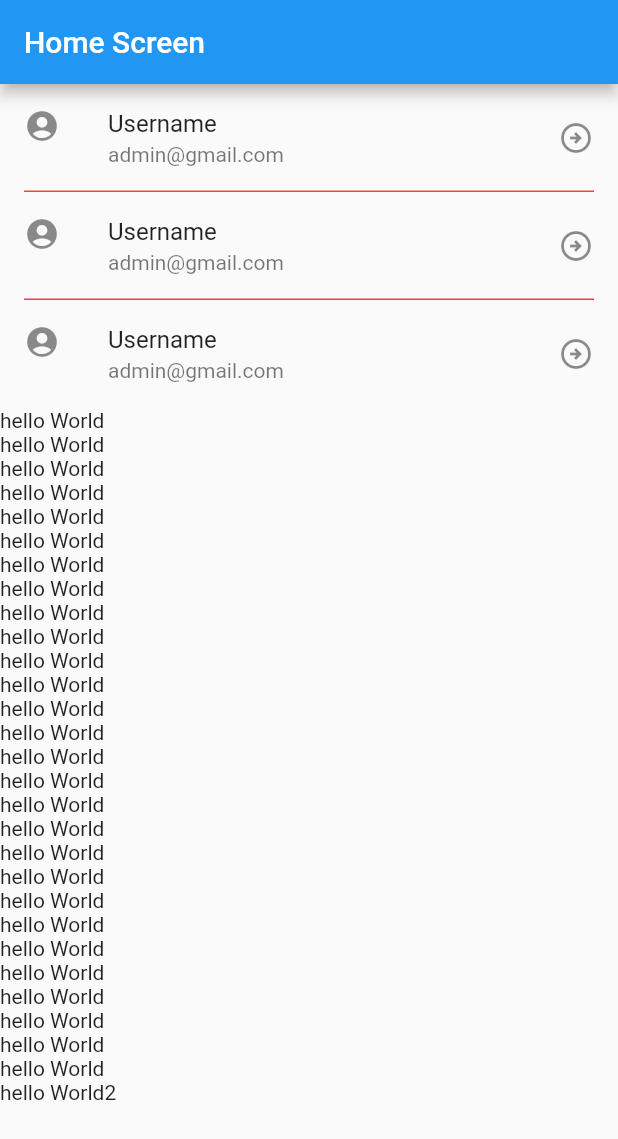
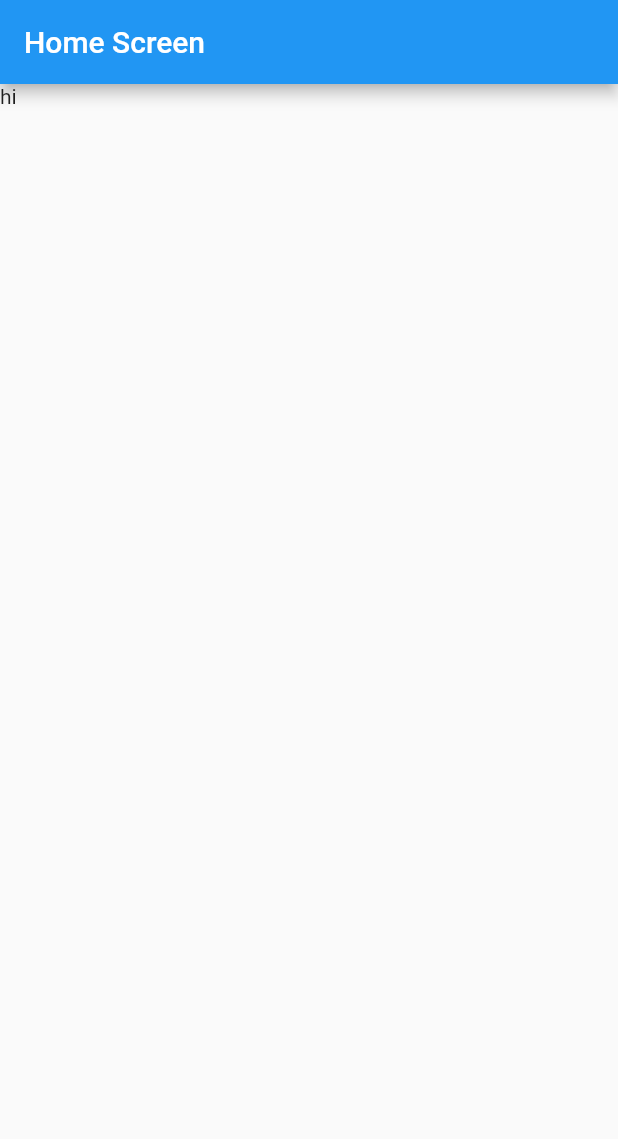
Before and after one commit to ShakibulDeveloper/flutter-practise-code, a Flutter app: the screen it shows after launch, on a phone screen of 412 x 824 dp. Shown: the top 1139 px of the screen. Run offline on Flutter 3.47's test engine with Material 2 defaults, Android fonts, the light colour scheme and no system bars.

Commit message:
class four part 3

```diff
--- a/lib/main.dart
+++ b/lib/main.dart
@@ -22,76 +22,7 @@ class HomeScreen extends StatelessWidget{
       appBar: AppBar(
         title: Text("Home Screen"),
       ),
-      body: Scrollbar(
-        thickness: 5,
-        radius: Radius.circular(20),
-        child: ListView(
-          scrollDirection: Axis.vertical,
-          children: [
-            ListTile(
-              leading: Icon(Icons.account_circle),
-              title: Text("Username"),
-              subtitle: Text("admin@gmail.com"),
-              trailing: Icon(Icons.arrow_circle_right_outlined),
-            ),
-            Divider(
-              height: 0,
-              color: Colors.red,
-              thickness: 1,
-              indent: 16,
-              endIndent: 16,
-            ),
-            ListTile(
-              leading: Icon(Icons.account_circle),
-              title: Text("Username"),
-              subtitle: Text("admin@gmail.com"),
-              trailing: Icon(Icons.arrow_circle_right_outlined),
-            ),
-            Divider(
-              height: 0,
-              color: Colors.red,
-              thickness: 1,
-              indent: 16,
-              endIndent: 16,
-            ),
-            ListTile(
-              leading: Icon(Icons.account_circle),
-              title: Text("Username"),
-              subtitle: Text("admin@gmail.com"),
-              trailing: Icon(Icons.arrow_circle_right_outlined),
-            ),
-            Text("hello World"),
-            Text("hello World"),
-            Text("hello World"),
-            Text("hello World"),
-            Text("hello World"),
-            Text("hello World"),
-            Text("hello World"),
-            Text("hello World"),
-            Text("hello World"),
-            Text("hello World"),
-            Text("hello World"),
-            Text("hello World"),
-            Text("hello World"),
-            Text("hello World"),
-            Text("hello World"),
-            Text("hello World"),
-            Text("hello World"),
-            Text("hello World"),
-            Text("hello World"),
-            Text("hello World"),
-            Text("hello World"),
-            Text("hello World"),
-            Text("hello World"),
-            Text("hello World"),
-            Text("hello World"),
-            Text("hello World"),
-            Text("hello World"),
-            Text("hello World"),
-            Text("hello World2"),
-          ],
-        ),
-      ),
+      body: Text("hi"),
 
     );
   }
```
